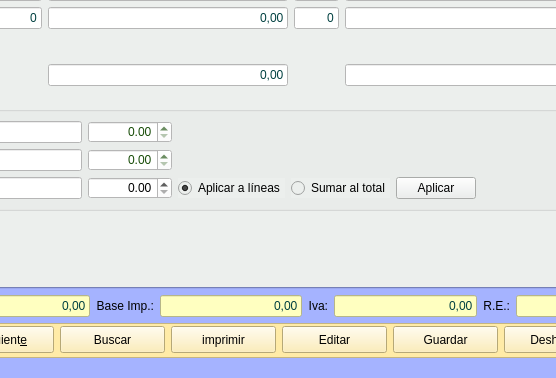
Qt form Zona_Ventas/frmpedidos.ui (arcnexus/RedFoX) before a commit; both pictures show x 302 to 858 and y 218 to 596 of the 1162 by 596 pixel window.
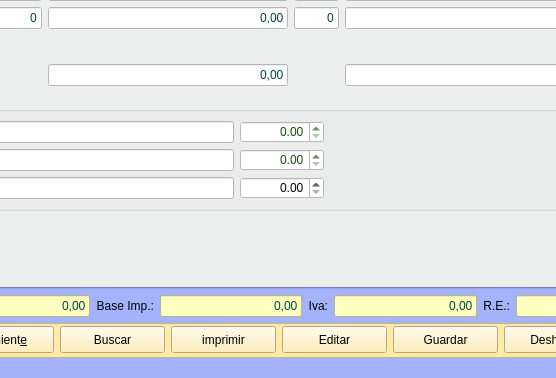
The same form after that commit. The open tabs and pages were chosen to show the change. Icons and pictures are not drawn.

```diff
--- a/Zona_Ventas/frmpedidos.ui
+++ b/Zona_Ventas/frmpedidos.ui
@@ -2320,29 +2320,6 @@
                 </property>
                </widget>
               </item>
-              <item row="2" column="2">
-               <widget class="QRadioButton" name="GastoDist_toLineas">
-                <property name="text">
-                 <string>Aplicar a líneas</string>
-                </property>
-                <property name="checked">
-                 <bool>true</bool>
-                </property>
-               </widget>
-              </item>
-              <item row="2" column="1">
-               <widget class="QDoubleSpinBox" name="SpinGastoDist3">
-                <property name="styleSheet">
-                 <string notr="true">background-color: rgb(255, 255, 255);</string>
-                </property>
-                <property name="alignment">
-                 <set>Qt::AlignRight|Qt::AlignTrailing|Qt::AlignVCenter</set>
-                </property>
-                <property name="maximum">
-                 <double>999999999.000000000000000</double>
-                </property>
-               </widget>
-              </item>
               <item row="0" column="0">
                <widget class="QLineEdit" name="txtGastoDist1">
                 <property name="styleSheet">
@@ -2365,17 +2342,16 @@
                 </property>
                </widget>
               </item>
-              <item row="2" column="4">
-               <widget class="QPushButton" name="btn_AplyGastoDist">
-                <property name="text">
-                 <string>Aplicar</string>
+              <item row="2" column="1">
+               <widget class="QDoubleSpinBox" name="SpinGastoDist3">
+                <property name="styleSheet">
+                 <string notr="true">background-color: rgb(255, 255, 255);</string>
                 </property>
-               </widget>
-              </item>
-              <item row="2" column="3">
-               <widget class="QRadioButton" name="GastoDist_toTotal">
-                <property name="text">
-                 <string>Sumar al total</string>
+                <property name="alignment">
+                 <set>Qt::AlignRight|Qt::AlignTrailing|Qt::AlignVCenter</set>
+                </property>
+                <property name="maximum">
+                 <double>999999999.000000000000000</double>
                 </property>
                </widget>
               </item>
@@ -2404,7 +2380,7 @@
                 </property>
                </widget>
               </item>
-              <item row="2" column="5">
+              <item row="2" column="2">
                <spacer name="horizontalSpacer_8">
                 <property name="orientation">
                  <enum>Qt::Horizontal</enum>
```
